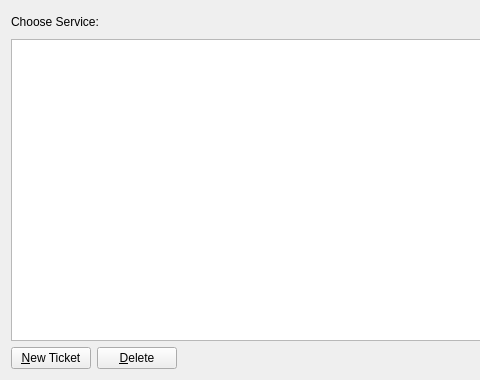
This is src/qt/forms/ticketpage.ui in smileycoin/smileyCoin as Qt 5 draws it before an edit; both pictures show x 0 to 480 and y 0 to 380 of the 1086 by 380 pixel window. The edited form follows.
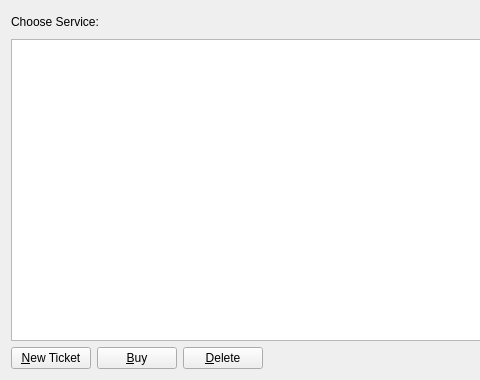
This is the edited form. Icons and pictures are not drawn.

Commit message: Survey + delete ticket fix

Patch:
```diff
--- a/src/qt/forms/ticketpage.ui
+++ b/src/qt/forms/ticketpage.ui
@@ -84,9 +84,22 @@
                             <property name="text">
                                 <string>&amp;New Ticket</string>
                             </property>
-                            <property name="icon">
-                                <iconset resource="../bitcoin.qrc">
-                                    <normaloff>:/icons/add</normaloff>:/icons/add</iconset>
+                        </widget>
+                    </item>
+                    <item>
+                        <widget class="QPushButton" name="buyTicket">
+                            <property name="font">
+                                <font>
+                                    <family>Helvetica</family>
+                                    <weight>50</weight>
+                                    <bold>false</bold>
+                                </font>
+                            </property>
+                            <property name="toolTip">
+                                <string>Buy the currently selected ticket</string>
+                            </property>
+                            <property name="text">
+                                <string>&amp;Buy</string>
                             </property>
                         </widget>
                     </item>
```
Left out of the diff: 4 changed lines with no effect on the pictures. The commit also changes 18 other files.
